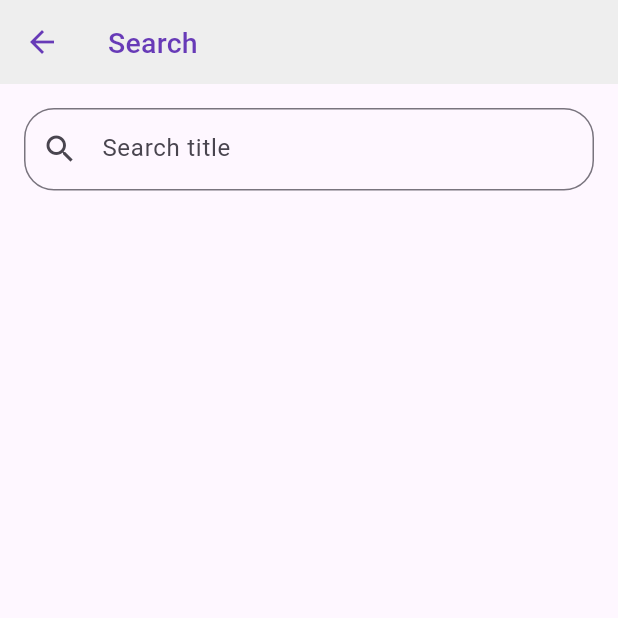
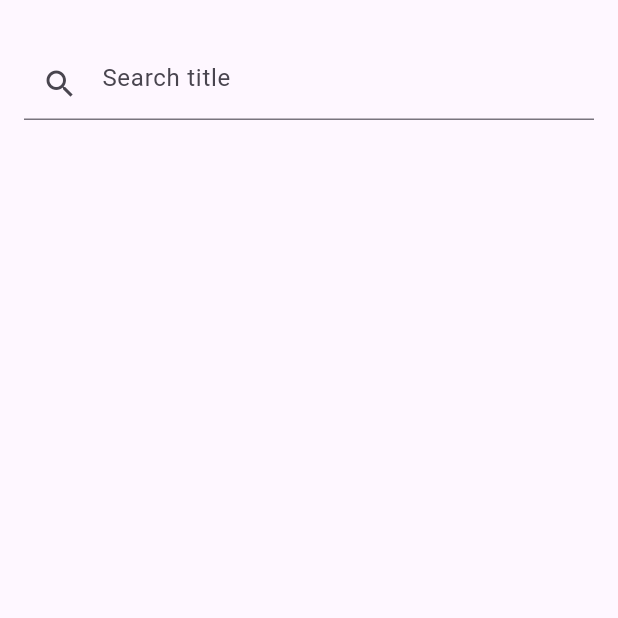
Before and after one commit to jiwomdf/Flutter_TV_Series, a Flutter app: the SearchScreen screen opened by its route, on a phone screen of 412 x 824 dp, the top half of it. Run offline on Flutter 3.47's test engine with Material 3 defaults, Android fonts, the phone set to English and light mode, and no system bars; our stand-ins replace cached_network_image, dartz, equatable, flutter_rating_bar, get_it, google_fonts and 1 more; accounts and stored records are empty; network calls fail.

Commit message:
enhance some screens

```diff
--- a/lib/presentation/pages/search/search_screen.dart
+++ b/lib/presentation/pages/search/search_screen.dart
@@ -12,15 +12,8 @@ class SearchScreen extends StatelessWidget {
   @override
   Widget build(BuildContext context) {
     return Scaffold(
-      appBar: AppBar(
-        backgroundColor: Colors.grey[200],
-        title: Text('Search', style: appTitleLarge),
-        iconTheme: IconThemeData(
-          color: Colors.deepPurple, //change your color here
-        ),
-      ),
       body: Padding(
-        padding: const EdgeInsets.all(16.0),
+        padding: const EdgeInsets.only(left: 16, right: 16, top: 32),
         child: Column(
           crossAxisAlignment: CrossAxisAlignment.start,
           children: [
@@ -33,10 +26,7 @@ class SearchScreen extends StatelessWidget {
                 },
                 decoration: InputDecoration(
                   hintText: 'Search title',
-                  prefixIcon: Icon(Icons.search),
-                  border: OutlineInputBorder(
-                    borderRadius: BorderRadius.all(Radius.circular(20))
-                  ),
+                  prefixIcon: Icon(Icons.search)
                 ),
                 textInputAction: TextInputAction.search,
               ),
--- a/lib/presentation/pages/watchlist/watchlist_movies_screen.dart
+++ b/lib/presentation/pages/watchlist/watchlist_movies_screen.dart
@@ -58,7 +58,7 @@ class _WatchlistMoviesScreenState extends State<WatchlistMoviesScreen>
                   return ListView.builder(
                     itemBuilder: (context, index) {
                       final movie = watchlistState.value[index];
-                      MovieCard(movie);
+                      return MovieCard(movie);
                     },
                     itemCount: watchlistState.value.length,
                   );
--- a/lib/presentation/provider/movie_detail_notifier.dart
+++ b/lib/presentation/provider/movie_detail_notifier.dart
@@ -69,7 +69,6 @@ class MovieDetailNotifier extends ChangeNotifier {
 
   Future<void> addWatchlist(MovieDetail movie) async {
     final result = await saveWatchlist.saveWatchlist(movie);
-
     await result.fold(
       (failure) async {
         _watchlistMessage = failure.message;
@@ -78,13 +77,11 @@ class MovieDetailNotifier extends ChangeNotifier {
         _watchlistMessage = successMessage;
       },
     );
-
     await loadWatchlistStatus(movie.id);
   }
 
   Future<void> removeFromWatchlist(MovieDetail movie) async {
     final result = await removeWatchlist.removeWatchlist(movie);
-
     await result.fold(
       (failure) async {
         _watchlistMessage = failure.message;
@@ -93,7 +90,6 @@ class MovieDetailNotifier extends ChangeNotifier {
         _watchlistMessage = successMessage;
       },
     );
-
     await loadWatchlistStatus(movie.id);
   }
 
```
Also changed, not shown: lib/presentation/pages/search/movie_card_widget.dart (+5 -4 lines).
